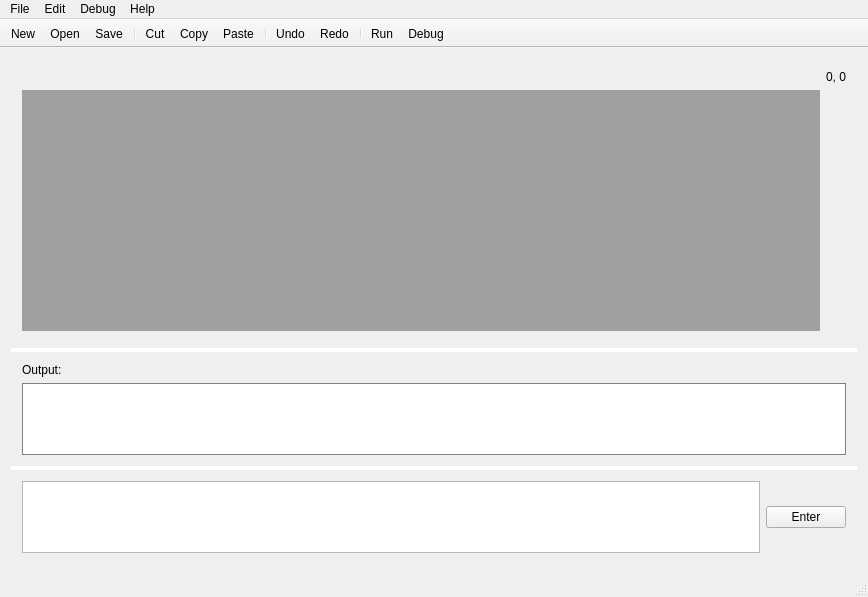
Qt form source/ide/mainwindow.ui (IanFinlayson/tetra) before a commit.
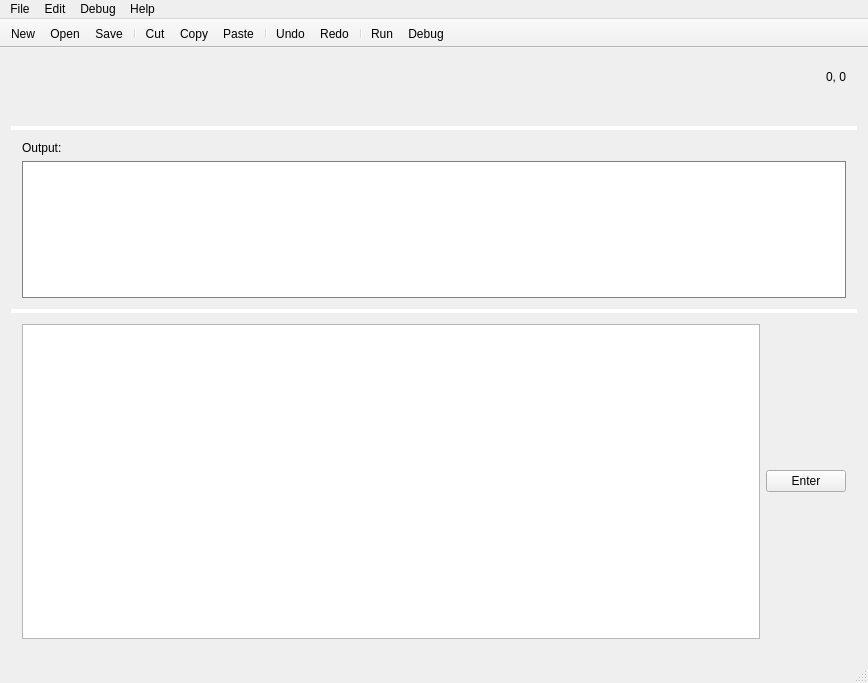
The same form after that commit. Icons and pictures are not drawn. Custom widgets are drawn as their Qt base class.

```diff
--- a/source/ide/mainwindow.ui
+++ b/source/ide/mainwindow.ui
@@ -7,7 +7,7 @@
     <x>0</x>
     <y>0</y>
     <width>868</width>
-    <height>597</height>
+    <height>683</height>
    </rect>
   </property>
   <property name="windowTitle">
@@ -37,7 +37,7 @@
       </property>
       <widget class="QWidget" name="layoutWidget">
        <layout class="QGridLayout" name="gridLayout">
-        <item row="2" column="0">
+        <item row="1" column="0">
          <widget class="Editor" name="input" native="true">
           <property name="sizePolicy">
            <sizepolicy hsizetype="Expanding" vsizetype="Expanding">
@@ -72,10 +72,6 @@
           </property>
          </widget>
         </item>
-        <item row="1" column="0">
-         <widget class="QMdiArea" name="threadMdi">
-         </widget>
-        </item>
        </layout>
       </widget>
       <widget class="QSplitter" name="splitter">
```
Left out of the diff: 4 changed lines with no effect on the pictures.
